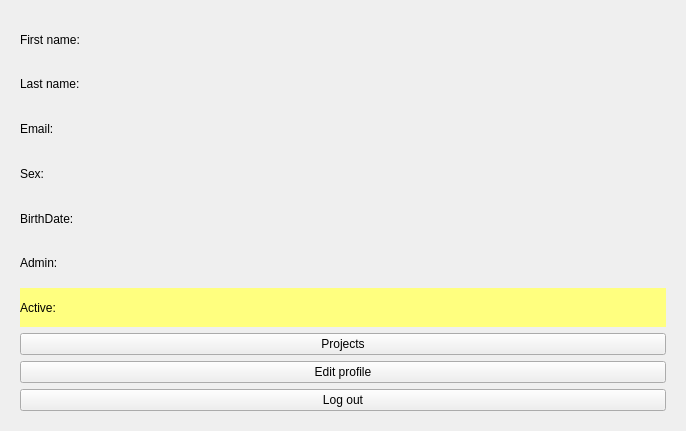
This is mainwidget.ui in cakicjelena/DesktopTaskManager as Qt 5 draws it before an edit. The edited form follows.
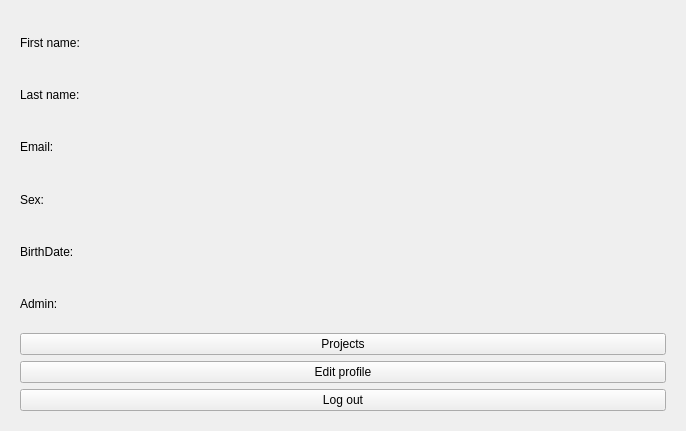
This is the edited form. The open tabs and pages were chosen to show the change.

```diff
--- a/mainwidget.ui
+++ b/mainwidget.ui
@@ -7,7 +7,7 @@
     <x>0</x>
     <y>0</y>
     <width>622</width>
-    <height>344</height>
+    <height>361</height>
    </rect>
   </property>
   <property name="windowTitle">
@@ -316,16 +316,6 @@
            </property>
           </widget>
          </item>
-         <item>
-          <widget class="QLabel" name="m_active_label">
-           <property name="styleSheet">
-            <string notr="true">background-color: rgb(255, 255, 127);</string>
-           </property>
-           <property name="text">
-            <string>Active:</string>
-           </property>
-          </widget>
-         </item>
         </layout>
        </item>
        <item>
```
Left out of the diff: 12 changed lines with no effect on the pictures.
